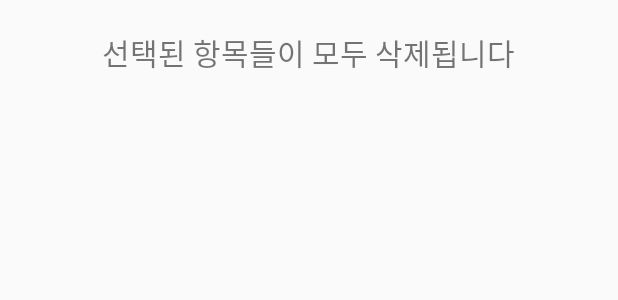
After one commit to U-and-Me/TTODDO, an Android app: the layout delete.xml on its own in the app's theme, with its tools: preview values and no code run, on a phone screen of 412 x 824 dp. The commit adds this screen. Shown: the top 300 px of the screen. Run offline under Robolectric (Android 15) with nearby library versions, the phone set to English and light mode, and no system bars.

Commit message:
다이얼로그 생성

```diff
--- a/app/src/main/java/com/cookandroid/todolist/main.java
+++ b/app/src/main/java/com/cookandroid/todolist/main.java
@@ -64,6 +64,9 @@ public class main extends AppCompatActivity {
         cursor.moveToFirst();
         NickName = cursor.getString(0);
 
+        cursor.close();
+        sqlDB.close();
+
         txtName.setText(NickName);
 
         // 날짜 가져오기(월, 일)
--- /dev/null
+++ b/app/src/main/res/layout/delete.xml
@@ -0,0 +1,15 @@
+<?xml version="1.0" encoding="utf-8"?>
+<LinearLayout xmlns:android="http://schemas.android.com/apk/res/android"
+    android:orientation="vertical" android:layout_width="match_parent"
+    android:layout_height="match_parent"
+    android:padding="20dp">
+
+    <TextView
+        android:text="선택된 항목들이 모두 삭제됩니다"
+        android:layout_width="wrap_content"
+        android:layout_height="wrap_content"
+        android:layout_gravity="center_horizontal"
+        android:textSize="20sp"/>
+
+
+</LinearLayout>
--- a/app/src/main/res/layout/todolist.xml
+++ b/app/src/main/res/layout/todolist.xml
@@ -53,7 +53,7 @@
             android:layout_width="0dp"
             android:layout_height="wrap_content"
             android:layout_weight="1"
-            android:text="변 경"
+            android:text="수 정"
             android:textStyle="bold"
             android:textColor="#ffffff"
             android:background="@drawable/button_round2"
```
Also changed, not shown: app/src/main/java/com/cookandroid/todolist/Signin.java (+8 -8 lines), app/src/main/java/com/cookandroid/todolist/ToDoList.java (+50 -1 lines), app/src/main/java/com/cookandroid/todolist/calender.java (+0 -10 lines), app/src/main/res/layout/update.xml (added, +18 -0 lines).
